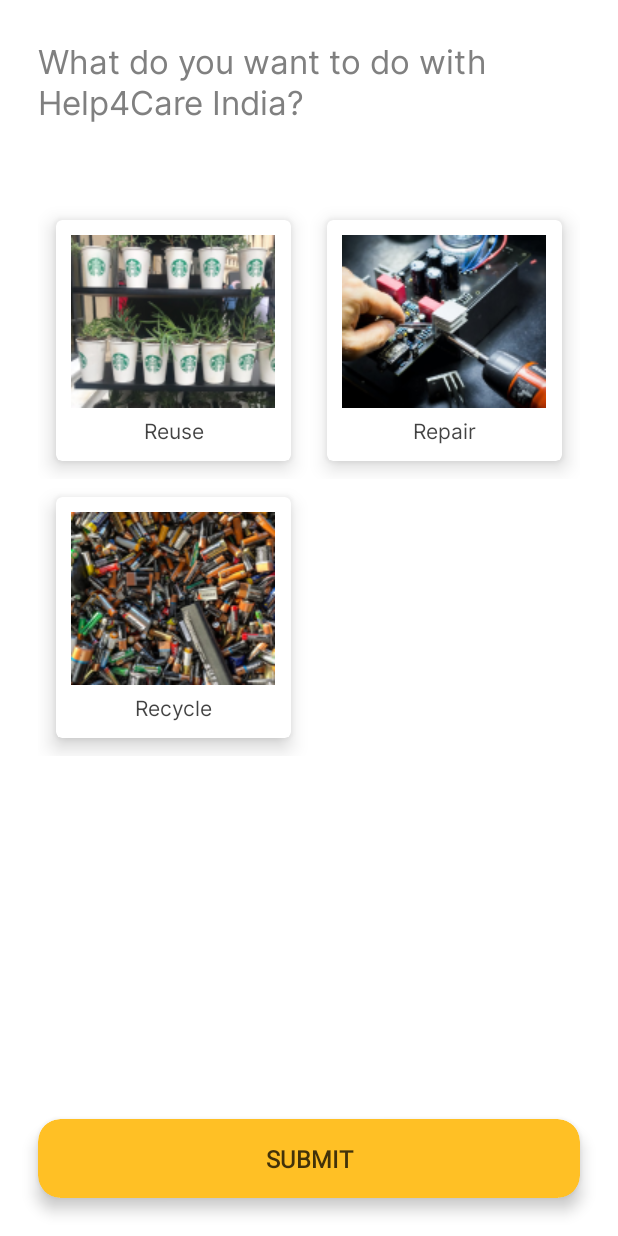
After one commit to Moutamid/EWasteManagement, an Android app: the SelectOptionsActivity screen opened directly, with no data from a screen before it, on a phone screen of 412 x 824 dp. The commit adds this screen. Run offline under Robolectric (Android 15) with nearby library versions, the phone set to English and light mode, and no system bars.

Commit message:
Initial commit

```diff
--- a/app/src/main/AndroidManifest.xml
+++ b/app/src/main/AndroidManifest.xml
@@ -13,6 +13,9 @@
         android:supportsRtl="true"
         android:theme="@style/Theme.EWasteManagement"
         tools:targetApi="31">
+        <activity
+            android:name=".SelectOptionsActivity"
+            android:exported="false" />
         <activity
             android:name=".SignUpActivity"
             android:exported="false" />
--- /dev/null
+++ b/app/src/main/java/com/moutamid/ewastemanagement/SelectOptionsActivity.java
@@ -0,0 +1,14 @@
+package com.moutamid.ewastemanagement;
+
+import androidx.appcompat.app.AppCompatActivity;
+
+import android.os.Bundle;
+
+public class SelectOptionsActivity extends AppCompatActivity {
+
+    @Override
+    protected void onCreate(Bundle savedInstanceState) {
+        super.onCreate(savedInstanceState);
+        setContentView(R.layout.activity_select_options);
+    }
+}
--- /dev/null
+++ b/app/src/main/res/drawable/option_selector.xml
@@ -0,0 +1,5 @@
+<?xml version="1.0" encoding="utf-8"?>
+<selector xmlns:android="http://schemas.android.com/apk/res/android">
+<item android:state_checked="false" android:drawable="@color/white"/>
+<item android:state_checked="true" android:drawable="@color/green"/>
+</selector>
--- /dev/null
+++ b/app/src/main/res/layout/activity_select_options.xml
@@ -0,0 +1,205 @@
+<?xml version="1.0" encoding="utf-8"?>
+<RelativeLayout xmlns:android="http://schemas.android.com/apk/res/android"
+    xmlns:app="http://schemas.android.com/apk/res-auto"
+    xmlns:tools="http://schemas.android.com/tools"
+    android:layout_width="match_parent"
+    android:layout_height="match_parent"
+    tools:context=".SelectOptionsActivity">
+
+    <TextView
+        android:id="@+id/text"
+        android:layout_width="match_parent"
+        android:layout_height="wrap_content"
+        android:layout_marginStart="25dp"
+        android:layout_marginTop="25dp"
+        android:layout_marginEnd="25dp"
+        android:layout_marginBottom="25dp"
+        android:fontFamily="@font/inter"
+        android:lineHeight="27dp"
+        android:text="What do you want to do with Help4Care India?"
+        android:textColor="@color/grey_d"
+        android:textSize="22sp" />
+
+
+        <LinearLayout
+            android:layout_width="match_parent"
+            android:layout_height="match_parent"
+            android:layout_above="@id/submitBtn"
+            android:orientation="vertical"
+            android:layout_below="@id/text"
+            android:padding="25dp">
+
+            <LinearLayout
+                android:layout_width="match_parent"
+                android:layout_height="wrap_content"
+                android:orientation="horizontal">
+
+                <androidx.cardview.widget.CardView
+                    android:layout_width="match_parent"
+                    android:layout_height="wrap_content"
+                    android:layout_weight="1"
+                    app:cardElevation="8dp"
+                    app:cardCornerRadius="4sp"
+                    android:layout_margin="12sp"
+                    app:cardBackgroundColor="@color/white">
+
+                    <LinearLayout
+                        android:layout_width="match_parent"
+                        android:layout_height="match_parent"
+                        android:padding="10dp"
+                        android:orientation="vertical">
+
+                        <ImageView
+                            android:layout_width="wrap_content"
+                            android:layout_height="wrap_content"
+                            android:src="@drawable/reuse_image" />
+
+                        <TextView
+                            android:layout_width="match_parent"
+                            android:layout_height="wrap_content"
+                            android:gravity="center"
+                            android:text="Reuse"
+                            android:layout_marginTop="5dp"
+                            android:fontFamily="@font/inter"
+                            android:textColor="@color/textblack" />
+
+                    </LinearLayout>
+
+                </androidx.cardview.widget.CardView>
+
+                <androidx.cardview.widget.CardView
+                    android:layout_width="match_parent"
+                    android:layout_height="wrap_content"
+                    android:layout_weight="1"
+                    app:cardElevation="8dp"
+                    app:cardCornerRadius="4sp"
+                    android:layout_margin="12sp"
+                    app:cardBackgroundColor="@color/white">
+
+                    <LinearLayout
+                        android:layout_width="match_parent"
+                        android:layout_height="match_parent"
+                        android:padding="10dp"
+                        android:orientation="vertical">
+
+                        <ImageView
+                            android:layout_width="wrap_content"
+                            android:layout_height="wrap_content"
+                            android:src="@drawable/repair_image" />
+
+                        <TextView
+                            android:layout_width="match_parent"
+                            android:layout_height="wrap_content"
+                            android:gravity="center"
+                            android:text="Repair"
+                            android:layout_marginTop="5dp"
+                            android:fontFamily="@font/inter"
+                            android:textColor="@color/textblack" />
+
+                    </LinearLayout>
+
+                </androidx.cardview.widget.CardView>
+
+            </LinearLayout>
+
+            <LinearLayout
+                android:layout_width="match_parent"
+                android:layout_height="wrap_content"
+                android:orientation="horizontal">
+
+                <androidx.cardview.widget.CardView
+                    android:layout_width="match_parent"
+                    android:layout_height="wrap_content"
+                    android:layout_weight="1"
+                    app:cardElevation="8dp"
+                    app:cardCornerRadius="4sp"
+                    android:layout_margin="12sp"
+                    app:cardBackgroundColor="@color/white">
+
+                    <LinearLayout
+                        android:layout_width="match_parent"
+                        android:layout_height="match_parent"
+                        android:padding="10dp"
+                        android:orientation="vertical">
+
+                        <ImageView
+                            android:layout_width="wrap_content"
+                            android:layout_height="wrap_content"
+                            android:src="@drawable/recycle_image" />
+
+                        <TextView
+                            android:layout_width="match_parent"
+                            android:layout_height="wrap_content"
+                            android:gravity="center"
+                            android:text="Recycle"
+                            android:layout_marginTop="5dp"
+                            android:fontFamily="@font/inter"
+                            android:textColor="@color/textblack" />
+
+                    </LinearLayout>
+
+                </androidx.cardview.widget.CardView>
+
+                <androidx.cardview.widget.CardView
+                    android:layout_width="match_parent"
+                    android:layout_height="wrap_content"
+                    android:layout_weight="1"
+                    app:cardElevation="8dp"
+                    app:cardCornerRadius="12sp"
+                    android:layout_margin="12sp"
+                    android:visibility="invisible"
+                    app:cardBackgroundColor="@color/white">
+
+                    <LinearLayout
+                        android:layout_width="match_parent"
+                        android:layout_height="match_parent"
+                        android:padding="10dp"
+                        android:orientation="vertical">
+
+                        <ImageView
+                            android:layout_width="wrap_content"
+                            android:layout_height="wrap_content"
+                            android:src="@drawable/reuse_image" />
+
+                        <TextView
+                            android:layout_width="match_parent"
+                            android:layout_height="wrap_content"
+                            android:gravity="center"
+                            android:text="Reuse"
+                            android:fontFamily="@font/inter"
+                            android:textColor="@color/textblack" />
+
+                    </LinearLayout>
+
+                </androidx.cardview.widget.CardView>
+
+            </LinearLayout>
+
+        </LinearLayout>
+
+    <com.google.android.material.card.MaterialCardView
+        android:id="@+id/submitBtn"
+        android:layout_width="match_parent"
+        android:layout_height="wrap_content"
+        android:layout_margin="25dp"
+        app:cardElevation="6dp"
+        android:layout_alignParentBottom="true"
+        app:cardBackgroundColor="@color/yellow"
+        app:cardCornerRadius="15dp">
+
+        <TextView
+            android:layout_width="match_parent"
+            android:layout_height="match_parent"
+            android:text="Submit"
+            android:gravity="center"
+            android:textAllCaps="true"
+            android:fontFamily="@font/roboto"
+            android:textStyle="bold"
+            android:layout_margin="15dp"
+            android:textSize="16dp"
+            android:textColor="@color/textblack" />
+
+    </com.google.android.material.card.MaterialCardView>
+
+
+</RelativeLayout>
--- a/app/src/main/res/values/colors.xml
+++ b/app/src/main/res/values/colors.xml
@@ -13,4 +13,5 @@
     <color name="grey">#AAAAAA</color>
     <color name="grey_d">#808080</color>
     <color name="red">#EB5757</color>
+    <color name="textblack">#BD000000</color>
 </resources>
```
Also changed, not shown: app/src/main/res/drawable/recycle_image.png (added), app/src/main/res/drawable/repair_image.png (added), app/src/main/res/drawable/reuse_image.png (added).
